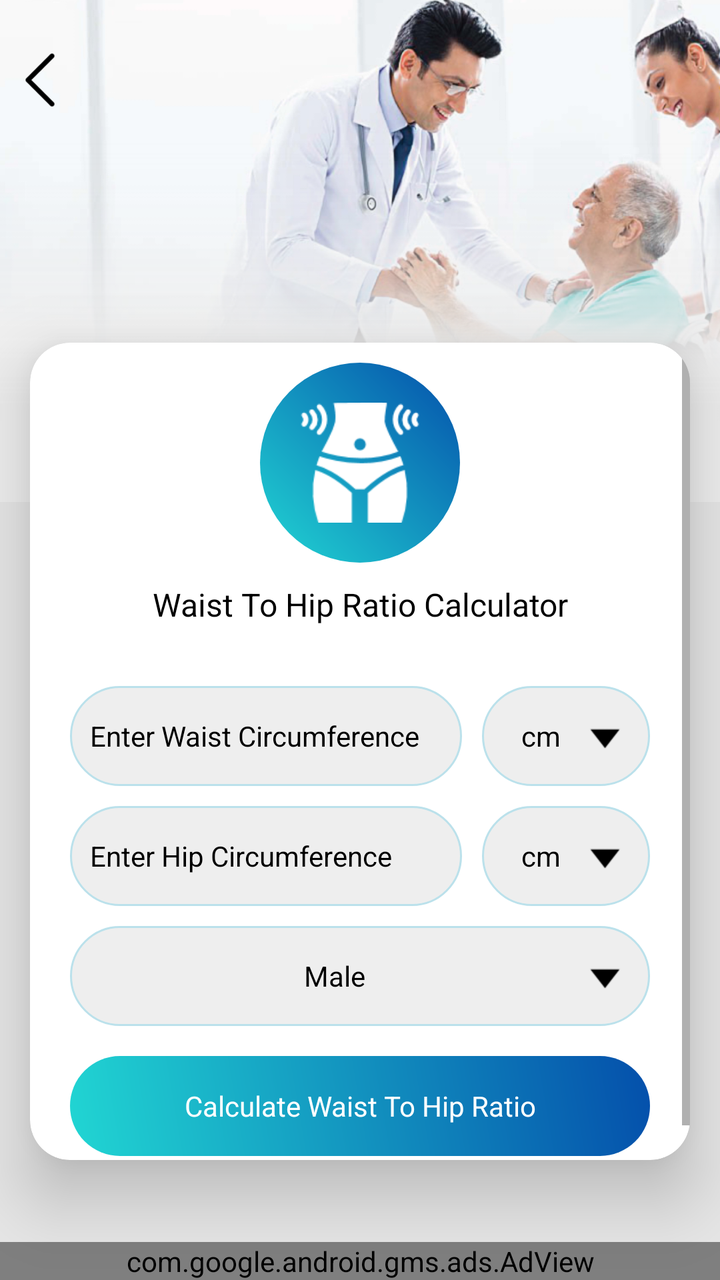
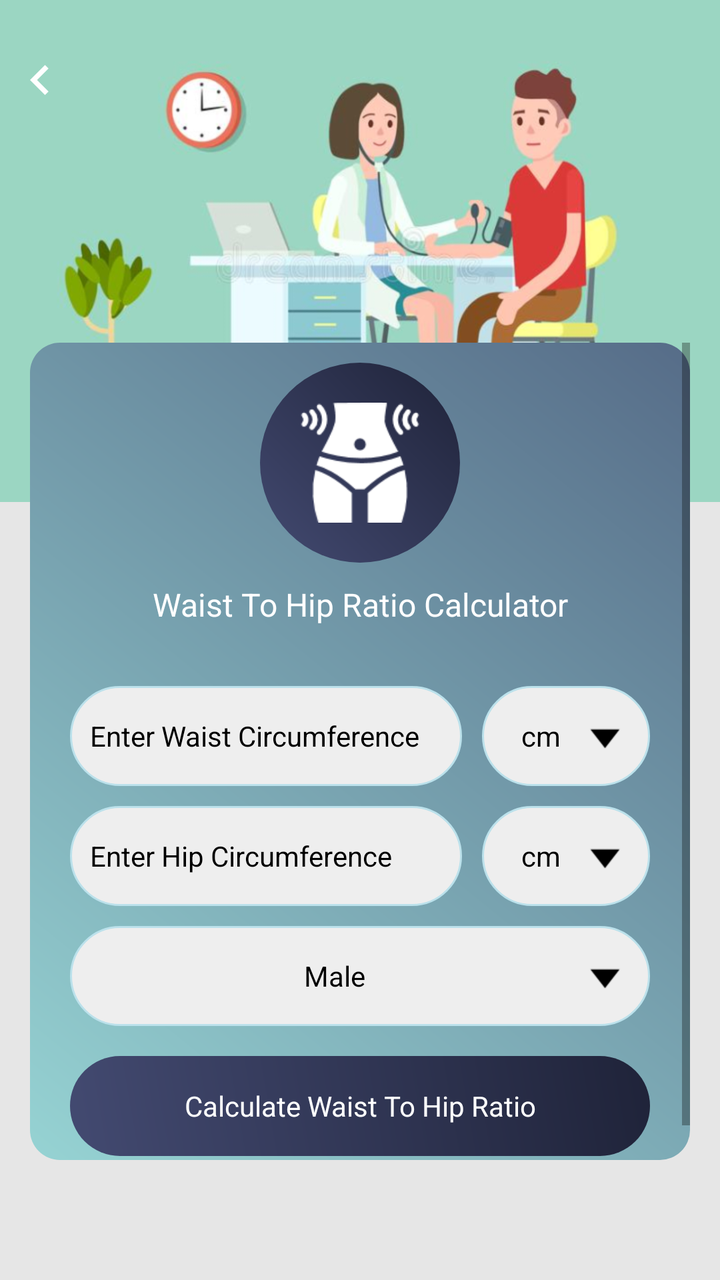

Screens rendered from an Android XML layout before and after an edit, with the pre-edit source and the edit as a unified diff.
<!-- AndroidManifest.xml: application theme AppTheme -->
<!-- res/layout/waist_hip_ratio.xml -->
<?xml version="1.0" encoding="utf-8"?>
<RelativeLayout xmlns:android="http://schemas.android.com/apk/res/android"
    xmlns:aapt="http://schemas.android.com/aapt"
    xmlns:app="http://schemas.android.com/apk/res-auto"
    android:layout_width="match_parent"
    android:layout_height="match_parent"
    android:background="@color/gray_color"
    android:orientation="vertical">


    <RelativeLayout
        android:id="@+id/banner"
        android:layout_width="match_parent"
        android:layout_height="wrap_content"
        android:background="@mipmap/calculator_banner_2">

    </RelativeLayout>

    <ImageView
        android:id="@+id/iv_back"
        android:layout_width="40dp"
        android:layout_height="40dp"
        android:layout_alignParentLeft="true"
        android:layout_alignParentTop="true"
        android:layout_marginTop="20dp"
        android:padding="5dp"
        android:src="@mipmap/left_arrow" />


    <androidx.cardview.widget.CardView
        android:id="@+id/cardviewone"
        android:layout_marginBottom="60dp"
        android:layout_width="match_parent"
        android:layout_height="wrap_content"
        android:layout_below="@+id/banner"
        android:layout_marginLeft="@dimen/text_15"
        android:layout_marginTop="-80dp"
        android:layout_marginRight="@dimen/text_15"
        android:orientation="horizontal"
        app:cardCornerRadius="20dp"
        app:cardElevation="20dip">


        <ScrollView
            android:layout_width="match_parent"
            android:layout_height="wrap_content"
            android:layout_above="@+id/ad_layout"
            android:layout_below="@+id/tv_whr">

            <LinearLayout
                android:layout_width="match_parent"
                android:layout_height="wrap_content"
                android:orientation="vertical">

                <RelativeLayout
                    android:layout_width="match_parent"
                    android:layout_height="wrap_content"
                    android:layout_above="@+id/cardviewone"
                    android:layout_marginTop="10dp">

                    <RelativeLayout
                        android:id="@+id/rel12"
                        android:layout_width="100dp"
                        android:layout_height="100dp"
                        android:layout_centerInParent="true"
                        android:background="@drawable/a3_grad">

                        <ImageView
                            android:id="@+id/iv_whr"
                            android:layout_width="60dp"
                            android:layout_height="60dp"
                            android:layout_centerInParent="true"
                            android:layout_centerHorizontal="true"
                            android:src="@drawable/img_waist_to_hip_ratio" />
                    </RelativeLayout>
                </RelativeLayout>


                <TextView
                    android:id="@+id/tv_whr"
                    android:layout_width="match_parent"
                    android:layout_height="wrap_content"
                    android:layout_below="@+id/rel12"
                    android:layout_centerHorizontal="true"
                    android:layout_margin="10dp"
                    android:text="@string/whr"
                    android:textAlignment="center"
                    android:textColor="@color/black"
                    android:textSize="@dimen/textsize_16" />


                <LinearLayout
                    android:id="@+id/ll_bmi"
                    android:layout_width="match_parent"
                    android:layout_height="wrap_content"
                    android:layout_centerInParent="true"
                    android:layout_margin="20dp"
                    android:orientation="vertical">

                    <LinearLayout
                        android:layout_width="match_parent"
                        android:layout_height="wrap_content"
                        android:layout_centerInParent="true"
                        android:layout_marginBottom="10dp"
                        android:orientation="horizontal"
                        android:weightSum="10">

                        <EditText
                            android:id="@+id/et_height"
                            android:layout_width="0dp"
                            android:layout_height="50dp"
                            android:layout_weight="7"
                            android:background="@drawable/corner2"
                            android:hint="@string/enter_waist"
                            android:imeOptions="actionNext"
                            android:inputType="numberDecimal"
                            android:paddingLeft="10dp"
                            android:textColor="@color/black"
                            android:textColorHint="@color/black"
                            android:textSize="@dimen/textsize_14" />

                        <TextView
                            android:id="@+id/tv_heightunit"
                            android:layout_width="0dp"
                            android:layout_height="match_parent"
                            android:layout_marginLeft="10dp"
                            android:layout_weight="3"
                            android:background="@drawable/corner2"
                            android:drawableRight="@mipmap/down"
                            android:gravity="center"
                            android:padding="10dp"
                            android:text="@string/cm"
                            android:textColor="@color/black"
                            android:textColorHint="@color/black"
                            android:textSize="@dimen/textsize_14" />
                    </LinearLayout>

                    <LinearLayout
                        android:layout_width="match_parent"
                        android:layout_height="wrap_content"
                        android:layout_centerInParent="true"
                        android:layout_marginBottom="10dp"
                        android:orientation="horizontal"
                        android:weightSum="10">

                        <EditText
                            android:id="@+id/et_weight"
                            android:layout_width="0dp"
                            android:layout_height="50dp"
                            android:layout_weight="7"
                            android:background="@drawable/corner2"
                            android:hint="@string/enter_hip"
                            android:imeOptions="actionDone"
                            android:inputType="numberDecimal"
                            android:paddingLeft="10dp"
                            android:textColor="@color/black"
                            android:textColorHint="@color/black"
                            android:textSize="@dimen/textsize_14" />

                        <TextView
                            android:id="@+id/tv_weightunit"
                            android:layout_width="0dp"
                            android:layout_height="match_parent"
                            android:layout_marginLeft="10dp"
                            android:layout_weight="3"
                            android:background="@drawable/corner2"
                            android:drawableRight="@mipmap/down"
                            android:gravity="center"
                            android:padding="10dp"
                            android:text="@string/cm"
                            android:textColor="@color/black"
                            android:textColorHint="@color/black"
                            android:textSize="@dimen/textsize_14" />
                    </LinearLayout>

                    <LinearLayout
                        android:id="@+id/llbodyfat"
                        android:layout_width="match_parent"
                        android:layout_height="50dp"
                        android:orientation="horizontal">

                        <TextView
                            android:id="@+id/tv_genderunit"
                            android:layout_width="0dp"
                            android:layout_height="match_parent"
                            android:layout_weight="7"
                            android:background="@drawable/corner2"
                            android:gravity="fill"
                            android:inputType="numberDecimal"
                            android:paddingLeft="10dp"
                            android:text="@string/Male"
                            android:textColor="@color/black"
                            android:textColorHint="@color/black"
                            android:textSize="@dimen/textsize_14"
                            android:visibility="gone" />

                        <TextView
                            android:id="@+id/tv_gender"
                            android:layout_width="0dp"
                            android:layout_height="match_parent"
                            android:layout_weight="3"
                            android:background="@drawable/corner2"
                            android:drawableRight="@mipmap/down"
                            android:gravity="center"
                            android:padding="10dp"
                            android:text="@string/Male"
                            android:textColor="@color/black"
                            android:textColorHint="@color/black"
                            android:textSize="@dimen/textsize_14" />
                    </LinearLayout>

                    <TextView
                        android:id="@+id/tv_search_whr"
                        android:layout_width="match_parent"
                        android:layout_height="50dp"
                        android:layout_marginTop="15dp"
                        android:background="@drawable/a3_grad"
                        android:gravity="center"
                        android:text="@string/calculate_whr"
                        android:textColor="@color/white"
                        android:textSize="@dimen/textsize_14" />
                </LinearLayout>
            </LinearLayout>
        </ScrollView>

    </androidx.cardview.widget.CardView>

    <include
        android:id="@+id/ad_layout"
        layout="@layout/native_ad"
        android:layout_width="match_parent"
        android:layout_height="wrap_content"
        android:layout_alignParentLeft="true"
        android:layout_alignParentBottom="true"
        android:layout_gravity="top|bottom|left|right|center_vertical|fill_vertical|center_horizontal|fill_horizontal|center|fill|start|end" />
</RelativeLayout>
<!-- res/layout/native_ad.xml (included above) -->
<?xml version="1.0" encoding="utf-8"?>
<LinearLayout xmlns:android="http://schemas.android.com/apk/res/android"
    xmlns:aapt="http://schemas.android.com/aapt"
    xmlns:app="http://schemas.android.com/apk/res-auto"
    android:layout_width="match_parent"
    android:layout_height="wrap_content"
    android:orientation="vertical">

    <com.google.android.gms.ads.AdView
        android:id="@+id/adView"
        android:layout_width="match_parent"
        android:layout_height="wrap_content"
        android:layout_above="@+id/ll_footer_menu"
        app:adSize="BANNER"
        app:adUnitId="@string/banner_ad" />
</LinearLayout>
<!-- resources referenced by this layout -->
<resources>
  <color name="black">#000000</color>
  <color name="gray_color">#E6E6E6</color>
  <color name="white">#ffffff</color>
  <dimen name="text_15">15sp</dimen>
  <dimen name="textsize_14">14sp</dimen>
  <dimen name="textsize_16">16sp</dimen>
  <!-- drawable a3_grad (drawable) -->
  <?xml version="1.0" encoding="utf-8"?>
  <shape xmlns:android="http://schemas.android.com/apk/res/android">
      <gradient
          android:angle="225"
          android:endColor="#21d6d3"
          android:startColor="#044fab" />
  
      <corners android:radius="200dp"/>
      
  </shape>
  <!-- drawable corner2 (drawable) -->
  <?xml version="1.0" encoding="utf-8"?>
  <shape xmlns:android="http://schemas.android.com/apk/res/android"
      android:shape="rectangle">
  
  
      <stroke
          android:width="1dp"
          android:color="#BBE1EB"/>
  
      <corners android:radius="200dp"/>
  
      <solid
          android:color="#EEEEEE"/>
  
  </shape>
  <!-- drawable img_waist_to_hip_ratio: png bitmap (drawable, 1937 bytes) -->
  <!-- mipmap calculator_banner_2: png bitmap (mipmap-xhdpi, 230774 bytes) -->
  <!-- mipmap down: png bitmap (mipmap-xhdpi, 325 bytes) -->
  <!-- mipmap left_arrow: png bitmap (mipmap-xhdpi, 499 bytes) -->
  <string name="Male">Male</string>
  <string name="banner_ad">ca-app-pub-3940256099942544/6300978111</string>
  <string name="calculate_whr">Calculate Waist To Hip Ratio</string>
  <string name="cm">cm</string>
  <string name="enter_hip">Enter Hip Circumference</string>
  <string name="enter_waist">Enter Waist Circumference</string>
  <string name="whr">Waist To Hip Ratio Calculator</string>
  <style name="AppTheme" parent="Theme.AppCompat.Light.DarkActionBar">
          
          <item name="colorPrimary">@color/colorPrimary</item>
          <item name="colorPrimaryDark">@color/colorPrimaryDark</item>
          <item name="colorAccent">@color/colorAccent</item>
      </style>
  <color name="colorPrimary">#36D1DC</color>
  <color name="colorPrimaryDark">#044fab</color>
  <color name="colorAccent">#03DAC5</color>
</resources>

<!-- the commit's change to res/layout/waist_hip_ratio.xml (unified diff, before → after) -->
@@ -24,10 +24,10 @@
         android:layout_alignParentTop="true"
         android:layout_marginTop="20dp"
         android:padding="5dp"
-        android:src="@mipmap/left_arrow" />
-
-
-    <androidx.cardview.widget.CardView
+        android:src="@drawable/ic_chevron_left_white_24dp" />
+
+
+    <LinearLayout
         android:id="@+id/cardviewone"
         android:layout_marginBottom="60dp"
         android:layout_width="match_parent"
@@ -37,14 +37,14 @@
         android:layout_marginTop="-80dp"
         android:layout_marginRight="@dimen/text_15"
         android:orientation="horizontal"
-        app:cardCornerRadius="20dp"
+        android:background="@drawable/a2_grad_black"
         app:cardElevation="20dip">
 
 
         <ScrollView
             android:layout_width="match_parent"
             android:layout_height="wrap_content"
-            android:layout_above="@+id/ad_layout"
+            android:layout_above="@+id/normal_ad_include"
             android:layout_below="@+id/tv_whr">
 
             <LinearLayout
@@ -85,7 +85,7 @@
                     android:layout_margin="10dp"
                     android:text="@string/whr"
                     android:textAlignment="center"
-                    android:textColor="@color/black"
+                    android:textColor="@color/white"
                     android:textSize="@dimen/textsize_16" />
 
 
@@ -223,31 +223,13 @@
             </LinearLayout>
         </ScrollView>
 
-    </androidx.cardview.widget.CardView>
-
-    <include
-        android:id="@+id/ad_layout"
-        layout="@layout/native_ad"
+    </LinearLayout>
+
+
+    <LinearLayout
+        android:id="@+id/normal_ad_include"
         android:layout_width="match_parent"
         android:layout_height="wrap_content"
-        android:layout_alignParentLeft="true"
-        android:layout_alignParentBottom="true"
-        android:layout_gravity="top|bottom|left|right|center_vertical|fill_vertical|center_horizontal|fill_horizontal|center|fill|start|end" />
+        android:orientation="vertical"
+        android:layout_alignParentBottom="true"/>
 </RelativeLayout>
-<!-- res/layout/native_ad.xml (included above) -->
-<?xml version="1.0" encoding="utf-8"?>
-<LinearLayout xmlns:android="http://schemas.android.com/apk/res/android"
-    xmlns:aapt="http://schemas.android.com/aapt"
-    xmlns:app="http://schemas.android.com/apk/res-auto"
-    android:layout_width="match_parent"
-    android:layout_height="wrap_content"
-    android:orientation="vertical">
-
-    <com.google.android.gms.ads.AdView
-        android:id="@+id/adView"
-        android:layout_width="match_parent"
-        android:layout_height="wrap_content"
-        android:layout_above="@+id/ll_footer_menu"
-        app:adSize="BANNER"
-        app:adUnitId="@string/banner_ad" />
-</LinearLayout>
<!-- resource entries referenced after the edit -->
@@ -6,16 +6,27 @@
   <dimen name="text_15">15sp</dimen>
   <dimen name="textsize_14">14sp</dimen>
   <dimen name="textsize_16">16sp</dimen>
-  <!-- drawable a3_grad (drawable) -->
+  <!-- drawable a2_grad_black (drawable) -->
   <?xml version="1.0" encoding="utf-8"?>
   <shape xmlns:android="http://schemas.android.com/apk/res/android">
       <gradient
           android:angle="225"
-          android:endColor="#21d6d3"
-          android:startColor="#044fab" />
+          android:endColor="#96D3D3"
+          android:startColor="#566C88" />
   
-      <corners android:radius="200dp"/>
-      
+      <corners android:radius="15dp"/>
+  
+  </shape>
+  <!-- drawable a3_grad (drawable) -->
+  <?xml version="1.0" encoding="utf-8"?>
+  <shape xmlns:android="http://schemas.android.com/apk/res/android">
+  <gradient
+      android:angle="225"
+      android:endColor="#434A71"
+      android:startColor="#1F2339" />
+  
+  <corners android:radius="200dp"/>
+  
   </shape>
   <!-- drawable corner2 (drawable) -->
   <?xml version="1.0" encoding="utf-8"?>
@@ -33,12 +44,16 @@
           android:color="#EEEEEE"/>
   
   </shape>
+  <!-- drawable ic_chevron_left_white_24dp (drawable) -->
+  <vector android:height="24dp" android:tint="#FFFFFF"
+      android:viewportHeight="24" android:viewportWidth="24"
+      android:width="24dp" xmlns:android="http://schemas.android.com/apk/res/android">
+      <path android:fillColor="@android:color/white" android:pathData="M15.41,7.41L14,6l-6,6 6,6 1.41,-1.41L10.83,12z"/>
+  </vector>
   <!-- drawable img_waist_to_hip_ratio: png bitmap (drawable, 1937 bytes) -->
-  <!-- mipmap calculator_banner_2: png bitmap (mipmap-xhdpi, 230774 bytes) -->
+  <!-- mipmap calculator_banner_2: png bitmap (mipmap-xhdpi, 192739 bytes) -->
   <!-- mipmap down: png bitmap (mipmap-xhdpi, 325 bytes) -->
-  <!-- mipmap left_arrow: png bitmap (mipmap-xhdpi, 499 bytes) -->
   <string name="Male">Male</string>
-  <string name="banner_ad">ca-app-pub-3940256099942544/6300978111</string>
   <string name="calculate_whr">Calculate Waist To Hip Ratio</string>
   <string name="cm">cm</string>
   <string name="enter_hip">Enter Hip Circumference</string>
@@ -50,8 +65,8 @@
           <item name="colorPrimaryDark">@color/colorPrimaryDark</item>
           <item name="colorAccent">@color/colorAccent</item>
       </style>
-  <color name="colorPrimary">#36D1DC</color>
-  <color name="colorPrimaryDark">#044fab</color>
-  <color name="colorAccent">#03DAC5</color>
+  <color name="colorPrimary">#434A71</color>
+  <color name="colorPrimaryDark">#1F2339</color>
+  <color name="colorAccent">#1F2339</color>
 </resources>
 
